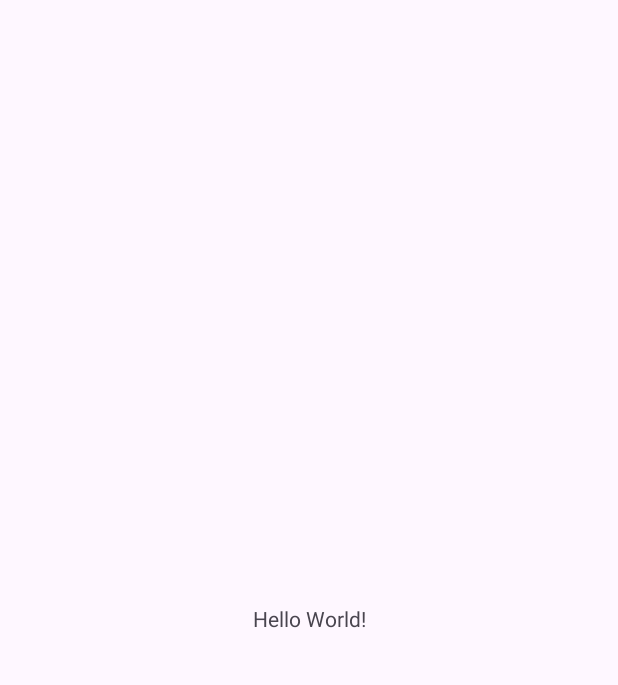
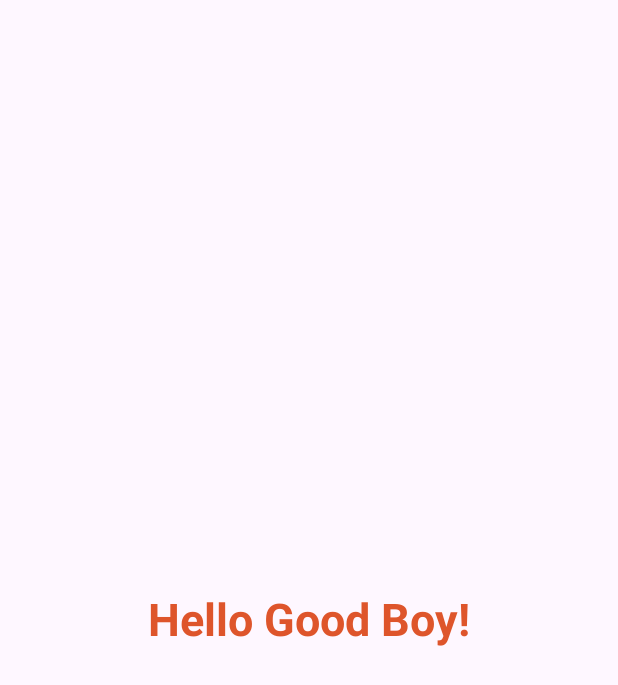
Before and after one commit to ssixvfivess/splash-screen-svg, an Android app: the screen it shows after launch (MainActivity), on a phone screen of 412 x 824 dp. Before the commit the part shown is almost empty. Shown: the top 685 px of the screen. Run offline under Robolectric (Android 15) with nearby library versions, the phone set to English and light mode, and no system bars; libraries missing offline, so code that uses them is left out: com.google.android.filament.

```diff
--- a/app/build.gradle.kts
+++ b/app/build.gradle.kts
@@ -42,6 +42,9 @@ dependencies {
     implementation(libs.material)
     implementation(libs.androidx.activity)
     implementation(libs.androidx.constraintlayout)
+    implementation(libs.androidx.core.splashscreen)
+    implementation (libs.androidx.lifecycle.viewmodel.ktx)
+    implementation(libs.filament.android)
     testImplementation(libs.junit)
     androidTestImplementation(libs.androidx.junit)
     androidTestImplementation(libs.androidx.espresso.core)
--- a/app/src/main/AndroidManifest.xml
+++ b/app/src/main/AndroidManifest.xml
@@ -10,10 +10,12 @@
         android:label="@string/app_name"
         android:roundIcon="@mipmap/ic_launcher_round"
         android:supportsRtl="true"
-        android:theme="@style/Theme.Splashscreensvg"
+        android:theme="@style/Theme.App.Starting"
         tools:targetApi="31">
         <activity
             android:name=".MainActivity"
+            android:label="AnimatedSplashScreen"
+            android:theme="@style/Theme.App.Starting"
             android:exported="true">
             <intent-filter>
                 <action android:name="android.intent.action.MAIN" />
--- a/app/src/main/java/com/ssixvfivess/splashscreen/MainActivity.kt
+++ b/app/src/main/java/com/ssixvfivess/splashscreen/MainActivity.kt
@@ -1,14 +1,40 @@
 package com.ssixvfivess.splashscreen
 
+import android.animation.ObjectAnimator
 import android.os.Bundle
+import android.view.animation.OvershootInterpolator
 import androidx.activity.enableEdgeToEdge
+import androidx.activity.viewModels
 import androidx.appcompat.app.AppCompatActivity
+import androidx.core.animation.doOnEnd
+import androidx.core.splashscreen.SplashScreen.Companion.installSplashScreen
 import androidx.core.view.ViewCompat
 import androidx.core.view.WindowInsetsCompat
+import com.google.android.filament.View
 
 class MainActivity : AppCompatActivity() {
+
+    private val viewModel by viewModels<MainViewModel>()
+
     override fun onCreate(savedInstanceState: Bundle?) {
         super.onCreate(savedInstanceState)
+        installSplashScreen().apply{
+            setKeepOnScreenCondition{
+                !viewModel.isReady.value
+            }
+
+//            setOnExitAnimationListener{ screen ->
+//                val zoomX = ObjectAnimator.ofFloat(
+//                    screen.iconView,
+//                    View.SCALE_X,
+//                    0.4f,
+//                    0.0f
+//                )
+//                zoomX.interpolator = OvershootInterpolator()
+//                zoomX.duration = 500L
+//                zoomX.doOnEnd {screen.remove() }
+//            }
+        }
         enableEdgeToEdge()
         setContentView(R.layout.activity_main)
         ViewCompat.setOnApplyWindowInsetsListener(findViewById(R.id.main)) { v, insets ->
--- /dev/null
+++ b/app/src/main/java/com/ssixvfivess/splashscreen/MainViewModel.kt
@@ -0,0 +1,20 @@
+package com.ssixvfivess.splashscreen
+
+import androidx.lifecycle.ViewModel
+import androidx.lifecycle.viewModelScope
+import kotlinx.coroutines.delay
+import kotlinx.coroutines.flow.MutableStateFlow
+import kotlinx.coroutines.flow.asStateFlow
+import kotlinx.coroutines.launch
+
+class MainViewModel: ViewModel() {
+    private val _isReady = MutableStateFlow(false)
+    val isReady = _isReady.asStateFlow()
+
+    init {
+        viewModelScope.launch {
+            delay(3000L)
+            _isReady.value = true
+        }
+    }
+}
--- /dev/null
+++ b/app/src/main/res/animator/logo_animator.xml
@@ -0,0 +1,23 @@
+<?xml version="1.0" encoding="utf-8"?>
+<objectAnimator xmlns:android="http://schemas.android.com/apk/res/android"
+    android:duration="2000">
+
+    <propertyValuesHolder
+        android:propertyName="rotation"
+        android:valueType="floatType"
+        android:valueFrom="0.0"
+        android:valueTo="360.0"/>
+
+    <propertyValuesHolder
+        android:propertyName="scaleX"
+        android:valueType="floatType"
+        android:valueFrom="0.0"
+        android:valueTo="0.4"/>
+
+    <propertyValuesHolder
+        android:propertyName="scaleY"
+        android:valueType="floatType"
+        android:valueFrom="0.0"
+        android:valueTo="0.4"/>
+
+</objectAnimator>
--- /dev/null
+++ b/app/src/main/res/drawable/animated_logo.xml
@@ -0,0 +1,9 @@
+<?xml version="1.0" encoding="utf-8"?>
+<animated-vector xmlns:android="http://schemas.android.com/apk/res/android"
+    android:drawable="@drawable/dog_svgrepo_com__1_">
+
+    <target
+        android:animation="@animator/logo_animator"
+        android:name="animationGroup"/>
+
+</animated-vector>
--- /dev/null
+++ b/app/src/main/res/drawable/dog_svgrepo_com__1_.xml
@@ -0,0 +1,24 @@
+<vector xmlns:android="http://schemas.android.com/apk/res/android" android:height="50dp" android:viewportHeight="512"
+    android:viewportWidth="512" android:width="50dp">
+    <group
+        android:name="animationGroup"
+        android:pivotX="256"
+        android:pivotY="256">
+
+    <path android:fillColor="#000000" android:pathData="M358,230h26v26h-26z"/>
+
+    <path android:fillColor="#000000" android:pathData="M435,256h26v26h-26z"/>
+
+    <path android:fillColor="#C88E7E" android:pathData="M384,306.96h25.6v25.84h-25.6z"/>
+
+    <path android:fillColor="#c3a979" android:pathData="M77,128h25v26h-25z"/>
+
+    <path android:fillColor="#c3a979" android:pathData="M410,256v-25.6V205h-26v-26h-26v-25h-25v25h-26v25.8V230h-25.4H256h-25.6h-25.6h-25.6h-25.6H128h-25.6H77v-25.2v-25.6V154H51v25.2v25.6v25.6V256v25.6V307h26v25.8v25.6V384v25.6v25.6V461h25v-25.8v-25.6V384v-26h26h25.6h25.6h25.6h25.6H256v26v25.6v25.6V461h26v-25.8v-25.6V384v-26h25.2H333v-25h25v-26h26h25.6H435v-25.4V256H410zM384,256h-26v-26h26V256z"/>
+
+    <path android:fillColor="#B49669" android:pathData="M128,384l0,25.6l0,25.6l0,25.8l26,0l0,-25.8l0,-25.6l0,-25.6l0,-26l-26,0z"/>
+
+    <path android:fillColor="#B49669" android:pathData="M307,358l0,26l0,25.6l0,25.6l0,25.8l26,0l0,-25.8l0,-25.6l0,-25.6l0,-26z"/>
+
+    </group>
+
+</vector>
--- a/app/src/main/res/layout/activity_main.xml
+++ b/app/src/main/res/layout/activity_main.xml
@@ -10,7 +10,10 @@
     <TextView
         android:layout_width="wrap_content"
         android:layout_height="wrap_content"
-        android:text="Hello World!"
+        android:text="Hello Good Boy!"
+        android:textStyle="bold"
+        android:textSize="30dp"
+        android:textColor="@color/orange"
         app:layout_constraintBottom_toBottomOf="parent"
         app:layout_constraintEnd_toEndOf="parent"
         app:layout_constraintStart_toStartOf="parent"
--- a/app/src/main/res/values/colors.xml
+++ b/app/src/main/res/values/colors.xml
@@ -2,4 +2,5 @@
 <resources>
     <color name="black">#FF000000</color>
     <color name="white">#FFFFFFFF</color>
+    <color name="orange">#DE552B</color>
 </resources>
--- a/app/src/main/res/values/themes.xml
+++ b/app/src/main/res/values/themes.xml
@@ -6,4 +6,10 @@
     </style>
 
     <style name="Theme.Splashscreensvg" parent="Base.Theme.Splashscreensvg" />
+
+    <style name="Theme.App.Starting" parent="Theme.SplashScreen">
+        <item name="windowSplashScreenBackground">@color/white</item>
+        <item name="postSplashScreenTheme">@style/Theme.Splashscreensvg</item>
+        <item name="android:windowSplashScreenAnimatedIcon">@drawable/animated_logo</item>
+    </style>
 </resources>
--- a/gradle/libs.versions.toml
+++ b/gradle/libs.versions.toml
@@ -1,17 +1,22 @@
 [versions]
 agp = "8.8.2"
+coreSplashscreen = "1.0.1"
 kotlin = "1.9.24"
 coreKtx = "1.16.0"
 junit = "4.13.2"
 junitVersion = "1.2.1"
 espressoCore = "3.6.1"
 appcompat = "1.7.1"
+lifecycleViewmodelKtx = "2.9.2"
 material = "1.12.0"
 activity = "1.10.1"
 constraintlayout = "2.2.1"
+filamentAndroid = "1.17.1"
 
 [libraries]
 androidx-core-ktx = { group = "androidx.core", name = "core-ktx", version.ref = "coreKtx" }
+androidx-core-splashscreen = { module = "androidx.core:core-splashscreen", version.ref = "coreSplashscreen" }
+androidx-lifecycle-viewmodel-ktx = { module = "androidx.lifecycle:lifecycle-viewmodel-ktx", version.ref = "lifecycleViewmodelKtx" }
 junit = { group = "junit", name = "junit", version.ref = "junit" }
 androidx-junit = { group = "androidx.test.ext", name = "junit", version.ref = "junitVersion" }
 androidx-espresso-core = { group = "androidx.test.espresso", name = "espresso-core", version.ref = "espressoCore" }
@@ -19,6 +24,7 @@ androidx-appcompat = { group = "androidx.appcompat", name = "appcompat", version
 material = { group = "com.google.android.material", name = "material", version.ref = "material" }
 androidx-activity = { group = "androidx.activity", name = "activity", version.ref = "activity" }
 androidx-constraintlayout = { group = "androidx.constraintlayout", name = "constraintlayout", version.ref = "constraintlayout" }
+filament-android = { group = "com.google.ar.sceneform", name = "filament-android", version.ref = "filamentAndroid" }
 
 [plugins]
 android-application = { id = "com.android.application", version.ref = "agp" }
```
Also changed, not shown: app/src/main/res/drawable/bee_svgrepo_com.xml (added, +59 -0 lines).
